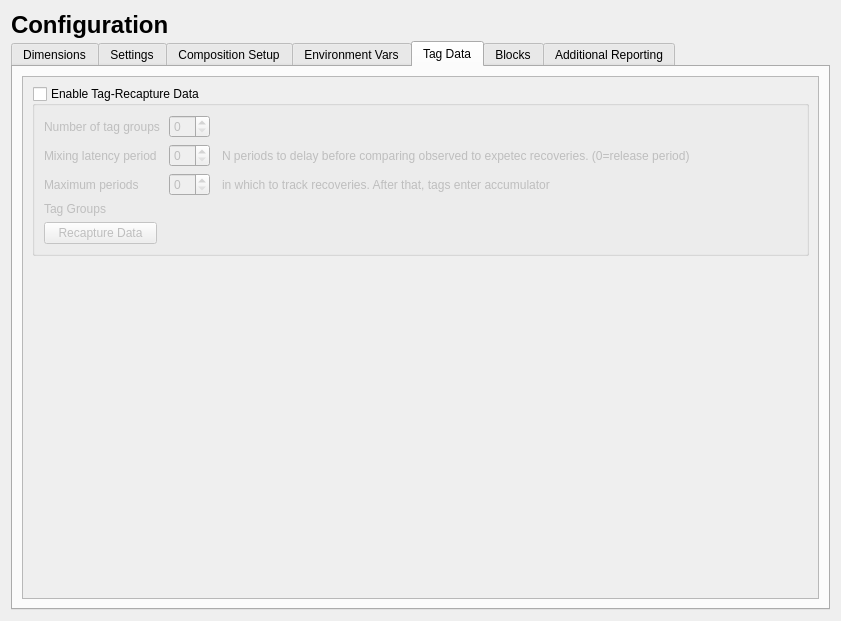
Qt form src/data_widget.ui (nmfs-ost/ss3-ssi) before a commit.
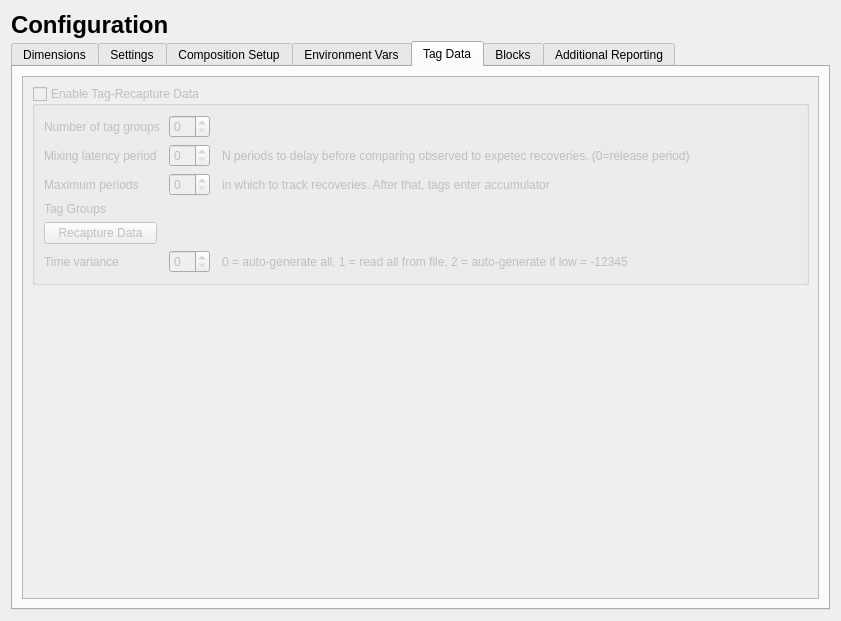
The same form after that commit. The open tabs and pages were chosen to show the change. Icons and pictures are not drawn.

Commit message: ver 3.3.10b New time-varying parameter model

What changed in the file:
```diff
--- a/src/data_widget.ui
+++ b/src/data_widget.ui
@@ -1681,6 +1681,9 @@
       <layout class="QVBoxLayout" name="verticalLayout_16">
        <item>
         <widget class="QScrollArea" name="scrollArea">
+         <property name="enabled">
+          <bool>false</bool>
+         </property>
          <property name="widgetResizable">
           <bool>true</bool>
          </property>
@@ -1696,6 +1699,9 @@
           <layout class="QVBoxLayout" name="verticalLayout_11">
            <item>
             <widget class="QGroupBox" name="groupBox_tag">
+             <property name="enabled">
+              <bool>false</bool>
+             </property>
              <property name="title">
               <string>Enable Tag-Recapture Data</string>
              </property>
@@ -1793,6 +1799,33 @@
                 </property>
                </widget>
               </item>
+              <item row="6" column="0">
+               <widget class="QLabel" name="label_tag_time_vary">
+                <property name="enabled">
+                 <bool>false</bool>
+                </property>
+                <property name="text">
+                 <string>Time variance</string>
+                </property>
+               </widget>
+              </item>
+              <item row="6" column="4">
+               <widget class="QLabel" name="label_time_vary_info">
+                <property name="enabled">
+                 <bool>false</bool>
+                </property>
+                <property name="text">
+                 <string>0 = auto-generate all, 1 = read all from file, 2 = auto-generate if low = -12345</string>
+                </property>
+               </widget>
+              </item>
+              <item row="6" column="2">
+               <widget class="QSpinBox" name="spinBox_tag_time_vary">
+                <property name="enabled">
+                 <bool>false</bool>
+                </property>
+               </widget>
+              </item>
              </layout>
             </widget>
            </item>
```
Left out of the diff: 2 changed lines with no effect on the pictures. The commit also changes 38 other files.
